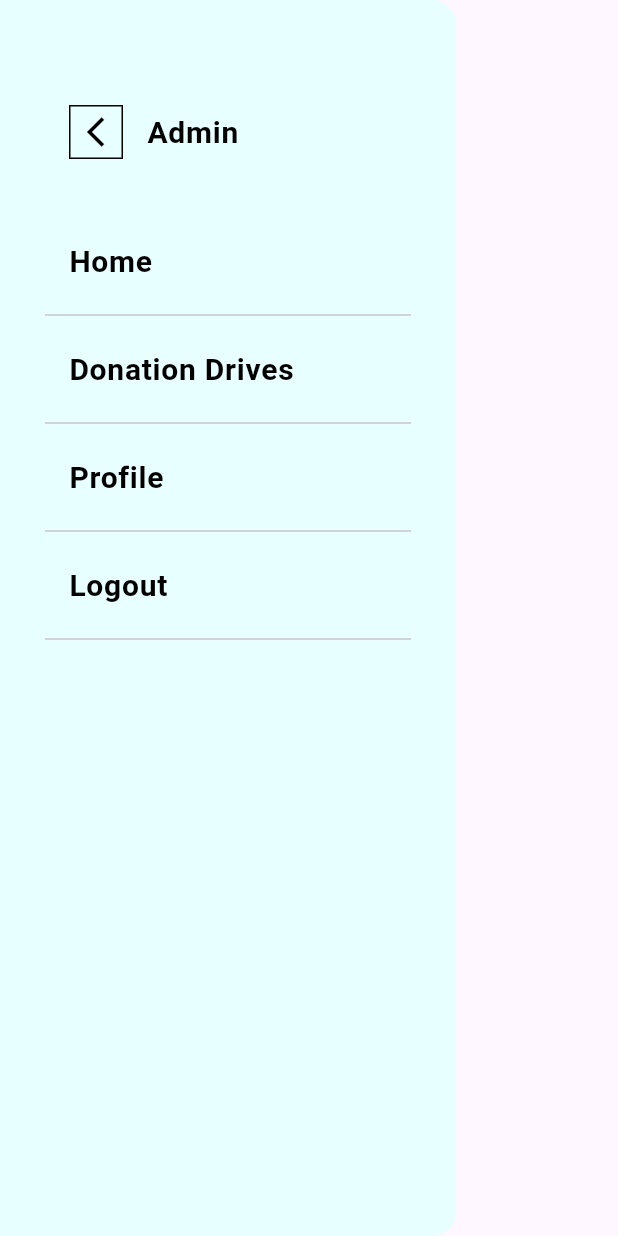
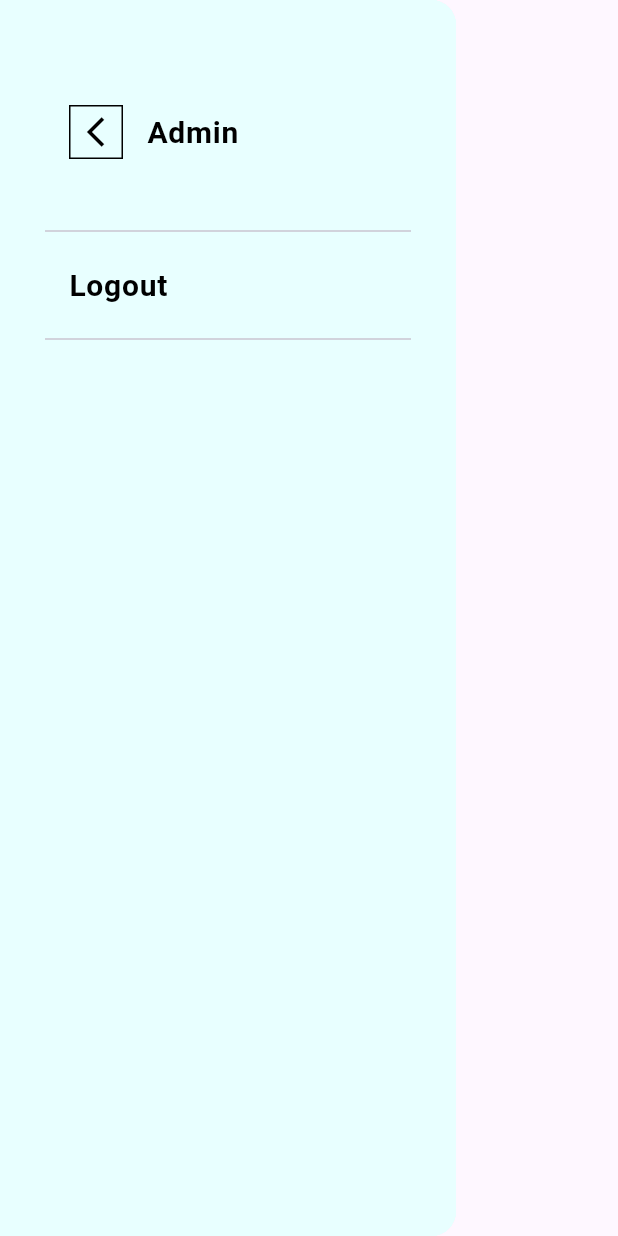
Before and after one commit to jvcerezo/cmsc23-project, a Flutter app: the AdminAppDrawer widget shown alone on an empty page, opened directly, on a phone screen of 412 x 824 dp. Run offline on Flutter 3.47's test engine with Material 3 defaults, Android fonts, the phone set to English and light mode, and no system bars; our stand-ins replace cloud_firestore, firebase_auth, firebase_core; accounts and stored records are empty.

Commit message:
fixed admin view widget

```diff
--- a/elbigayan/lib/pages/admin/admin_homepage.dart
+++ b/elbigayan/lib/pages/admin/admin_homepage.dart
@@ -1,5 +1,5 @@
 import 'package:flutter/material.dart';
-import 'package:elbigayan/widgets/orgappdrawer_widget.dart';
+import 'package:elbigayan/widgets/adminappdrawer_widget.dart';
 
 class AdminDashboard extends StatelessWidget {
   const AdminDashboard({super.key});
@@ -8,7 +8,7 @@ class AdminDashboard extends StatelessWidget {
   Widget build(BuildContext context) {
     return Scaffold(
       appBar: AppBar(title: Text('Admin Dashboard')),
-      drawer: const OrganizationAppDrawer(),
+      drawer: const AdminAppDrawer(),
       body: ListView(
         children: <Widget>[
           ListTile(
--- a/elbigayan/lib/widgets/adminappdrawer_widget.dart
+++ b/elbigayan/lib/widgets/adminappdrawer_widget.dart
@@ -45,47 +45,6 @@ class AdminAppDrawer extends StatelessWidget {
             const SizedBox(
               height: 30,
             ),
-            ListTile(
-              title: const Text(
-                'Home',
-                style: defaultTextStyle,
-              ),
-              onTap: () {
-                if (ModalRoute.of(context)!.settings.name ==
-                    '/') {
-                  Navigator.of(context)
-                      .pop();
-                } else {
-                  Navigator.pushNamed(context, '/');
-                }
-              },
-            ),
-            const Divider(),
-            ListTile(
-              title: const Text(
-                'Donation Drives',
-                style: defaultTextStyle,
-              ),
-              onTap: () {
-                if (ModalRoute.of(context)!.settings.name ==
-                    '/donation-drives') {
-                  Navigator.of(context)
-                      .pop();
-                } else {
-                  Navigator.pushNamed(context, '/donation-drives');
-                }
-              },
-            ),
-            const Divider(),
-            ListTile(
-              title: const Text(
-                'Profile',
-                style: defaultTextStyle,
-              ),
-              onTap: (
-
-              ) {},
-            ),
             const Divider(),
             ListTile(
               title: const Text(
```
